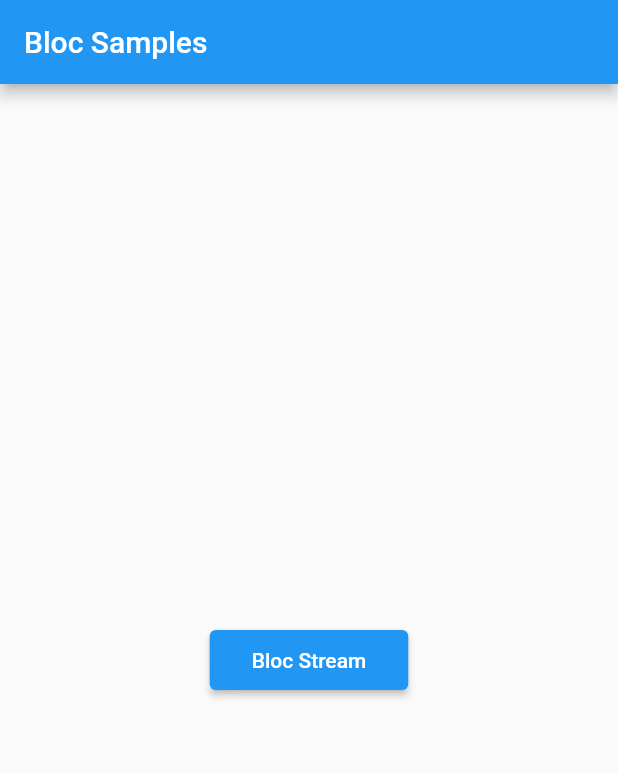
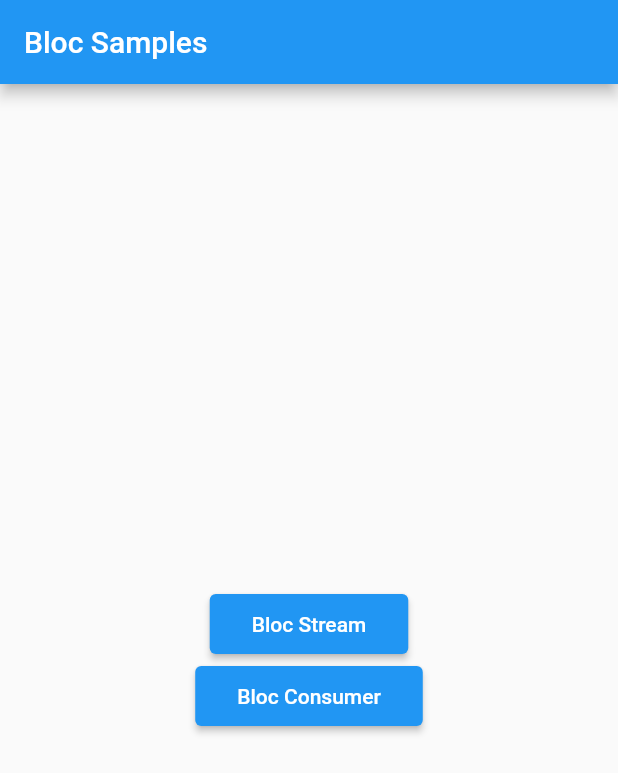
Before and after one commit to DeleMike/playground-flutter, a Flutter app: the screen it shows after launch, on a phone screen of 412 x 824 dp. Shown: the top 773 px of the screen. Run offline on Flutter 3.47's test engine with Material 2 defaults, Android fonts, the phone set to English and light mode, and no system bars; our stand-ins replace equatable, flutter_bloc, fluttertoast.

Commit message:
add button

```diff
--- a/lib/main.dart
+++ b/lib/main.dart
@@ -37,6 +37,7 @@ class SelectBlocType extends StatelessWidget {
         child: Column(
           mainAxisAlignment: MainAxisAlignment.center,
           children: [
+            // Work with streams
             ElevatedButton(
               onPressed: () {
                 Navigator.of(context).pushNamed('/bloc-stream');
@@ -46,6 +47,17 @@ class SelectBlocType extends StatelessWidget {
                 child: Text('Bloc Stream'),
               ),
             ),
+
+            // Work with bloc consumer
+            ElevatedButton(
+              onPressed: () {
+                Navigator.of(context).pushNamed('/bloc-stream');
+              },
+              child: Padding(
+                padding: const EdgeInsets.all(12),
+                child: Text('Bloc Consumer'),
+              ),
+            ),
           ],
         ),
       ),
```
